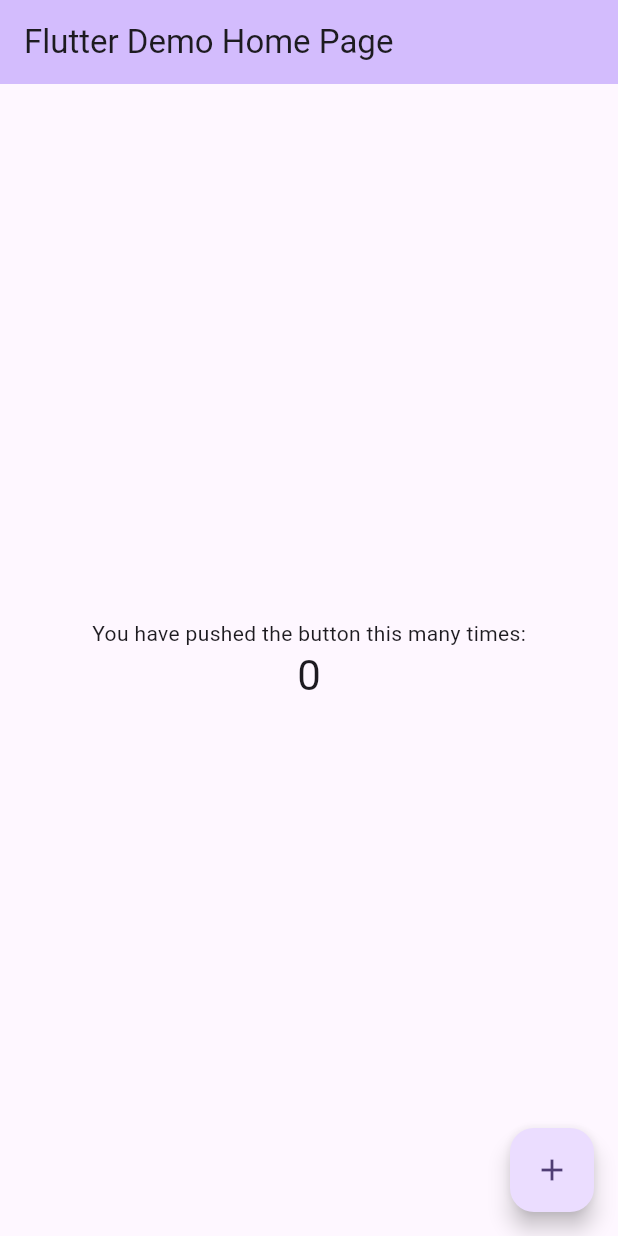
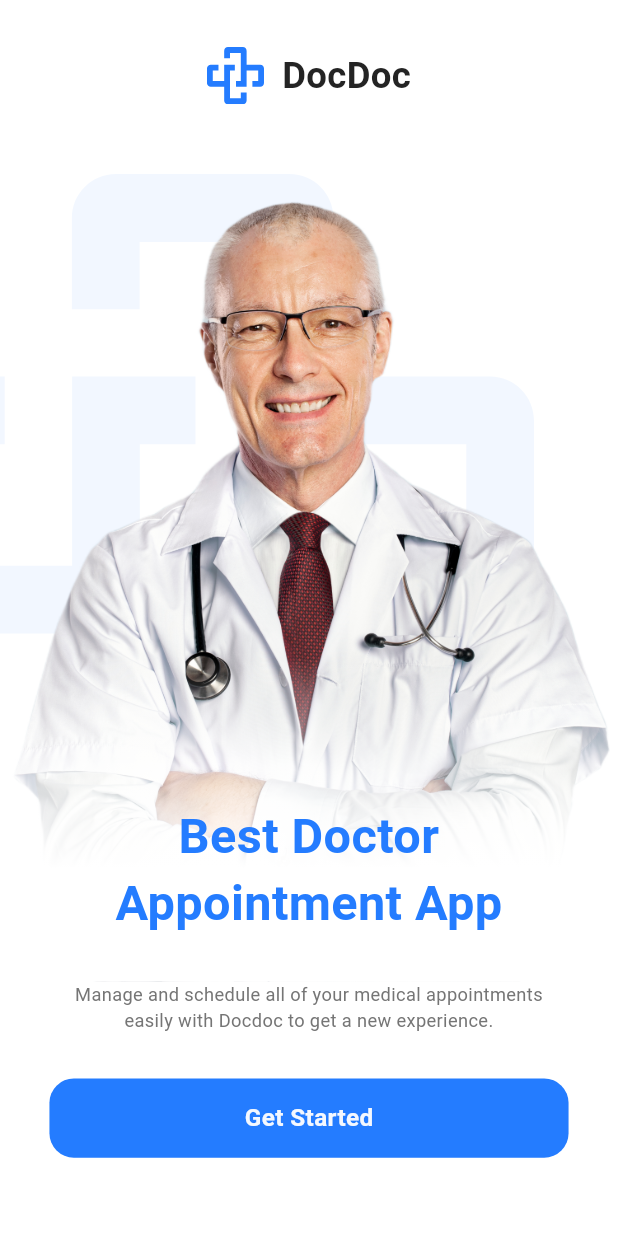
Before and after one commit to aymanshawqi360/docdoc, a Flutter app: the screen it shows after launch, on a phone screen of 412 x 824 dp. Run offline on Flutter 3.47's test engine with Material 3 defaults, Android fonts, the phone set to English and light mode, and no system bars; our stand-ins replace flutter_screenutil, flutter_svg.

Commit message:
- added get_startedButton to page onboarding. - added a image and name doctor to page onboarding. - added logo and logo name to page onboarding - added an onboarding screen. - added a style file  to theming. - added a style & font_weight_helper & color file  to theming. - added  routes and app router to  routing folder. - added a spacing & extension & app assets file  to theming. - added images and svg   to  assets folder.

```diff
--- /dev/null
+++ b/lib/core/helpers/app_assets.dart
@@ -0,0 +1,10 @@
+class AppAssets {
+  AppAssets._();
+  static final AppAssets _instance = AppAssets._();
+  factory AppAssets() => _instance;
+  String onboardingDocdocLogoSvg = "assets/svg/docdoc-logo.svg";
+  String onboardingDocdocLogoLowTransparency =
+      "assets/svg/docdoc_logo_low_transparency.svg";
+
+  String onboardingDoctor = "assets/images/onboarding_doctor.png";
+}
--- /dev/null
+++ b/lib/core/helpers/extension.dart
@@ -0,0 +1,20 @@
+import 'package:flutter/material.dart';
+
+extension Navigation on BuildContext {
+  Future<dynamic> pushNamed(String routeName, {Object? arguments}) {
+    return Navigator.of(this).pushNamed(routeName, arguments: arguments);
+  }
+
+  Future<dynamic> pushReplacementNamed(String routeName, {Object? arguments}) {
+    return Navigator.of(this)
+        .pushReplacementNamed(routeName, arguments: arguments);
+  }
+
+  Future<dynamic> pushNamedAndRemoveUntil(String routeName,
+      {Object? arguments, required RoutePredicate predicate}) {
+    return Navigator.of(this)
+        .pushNamedAndRemoveUntil(routeName, predicate, arguments: arguments);
+  }
+
+  void pop() => Navigator.of(this).pop();
+}
--- /dev/null
+++ b/lib/core/helpers/spacing.dart
@@ -0,0 +1,10 @@
+import 'package:flutter/material.dart';
+import 'package:flutter_screenutil/flutter_screenutil.dart';
+
+SizedBox verticalSpace(double height) => SizedBox(
+      height: height.h,
+    );
+
+SizedBox horizontalSpace(double wight) => SizedBox(
+      width: wight.w,
+    );
--- /dev/null
+++ b/lib/core/routing/app_router.dart
@@ -0,0 +1,15 @@
+import 'package:docdoc/core/routing/routes.dart';
+import 'package:docdoc/features/onboarding/onboarding_screen.dart';
+import 'package:flutter/material.dart';
+
+class AppRouter {
+  Route? generateRoute(RouteSettings settings) {
+    switch (settings.name) {
+      case Routes.onboarding:
+        return MaterialPageRoute(builder: (_) => const OnboardingScreen());
+
+      default:
+        null;
+    }
+  }
+}
--- /dev/null
+++ b/lib/core/routing/routes.dart
@@ -0,0 +1,3 @@
+class Routes {
+  static const onboarding = "/onboarding";
+}
--- /dev/null
+++ b/lib/core/theming/colors.dart
@@ -0,0 +1,12 @@
+import 'package:flutter/material.dart';
+
+class ColorsManager {
+  static const Color blue = Color(0xFF247CFF);
+  static const Color lightBlue = Color(0xFFF4F8FF);
+  static const Color darkBlue = Color(0xFF242424);
+  static const Color gray = Color(0xFF757575);
+  static const Color lightGray = Color(0xFFC2C2C2);
+  static const Color lighterGray = Color(0xFFEDEDED);
+  static const Color moreLightGray = Color(0xFFFDFDFF);
+  static const Color moreLighterGray = Color(0xFFF5F5F5);
+}
--- /dev/null
+++ b/lib/core/theming/font_weight_helper.dart
@@ -0,0 +1,12 @@
+import 'package:flutter/material.dart';
+
+class FontWeightHelper {
+  static const FontWeight thin = FontWeight.w100;
+  static const FontWeight extraLight = FontWeight.w200;
+  static const FontWeight light = FontWeight.w300;
+  static const FontWeight regular = FontWeight.w400;
+  static const FontWeight medium = FontWeight.w500;
+  static const FontWeight semiBold = FontWeight.w600;
+  static const FontWeight bold = FontWeight.w700;
+  static const FontWeight extraBold = FontWeight.w800;
+}
--- /dev/null
+++ b/lib/core/theming/styles.dart
@@ -0,0 +1,23 @@
+import 'package:docdoc/core/theming/colors.dart';
+import 'package:docdoc/core/theming/font_weight_helper.dart';
+import 'package:flutter/material.dart';
+import 'package:flutter_screenutil/flutter_screenutil.dart';
+
+class TextStyles {
+  static TextStyle font24DarkBlueBold = TextStyle(
+      fontSize: 24.sp,
+      fontWeight: FontWeightHelper.bold,
+      color: ColorsManager.darkBlue);
+  static TextStyle font32BlueBold = TextStyle(
+      fontSize: 32.sp,
+      fontWeight: FontWeightHelper.bold,
+      color: ColorsManager.blue);
+  static TextStyle font12GrayRegular = TextStyle(
+      fontSize: 12.sp,
+      fontWeight: FontWeightHelper.regular,
+      color: ColorsManager.gray);
+  static TextStyle font16LightBlueSemiBold = TextStyle(
+      fontSize: 16.sp,
+      fontWeight: FontWeightHelper.semiBold,
+      color: ColorsManager.lightBlue);
+}
--- /dev/null
+++ b/lib/docdoc_app.dart
@@ -0,0 +1,25 @@
+import 'package:docdoc/core/routing/app_router.dart';
+import 'package:docdoc/core/routing/routes.dart';
+import 'package:flutter/material.dart';
+import 'package:flutter_screenutil/flutter_screenutil.dart';
+
+class DocdocApp extends StatelessWidget {
+  final AppRouter appRouter;
+  const DocdocApp({super.key, required this.appRouter});
+
+  @override
+  Widget build(BuildContext context) {
+    return ScreenUtilInit(
+      designSize: const Size(375, 812),
+      minTextAdapt: true,
+      builder: (context, child) {
+        return MaterialApp(
+          theme: ThemeData(scaffoldBackgroundColor: Colors.white),
+          debugShowCheckedModeBanner: false,
+          initialRoute: Routes.onboarding,
+          onGenerateRoute: appRouter.generateRoute,
+        );
+      },
+    );
+  }
+}
--- /dev/null
+++ b/lib/features/onboarding/onboarding_screen.dart
@@ -0,0 +1,49 @@
+import 'package:docdoc/core/helpers/spacing.dart';
+import 'package:docdoc/features/onboarding/widget/docdoc_logo_and_name.dart';
+import 'package:docdoc/features/onboarding/widget/doctor_image_text.dart';
+import 'package:docdoc/features/onboarding/widget/get_started_button.dart';
+import 'package:flutter/material.dart';
+import 'package:flutter_screenutil/flutter_screenutil.dart';
+
+import '../../core/theming/styles.dart';
+
+class OnboardingScreen extends StatelessWidget {
+  const OnboardingScreen({super.key});
+
+  @override
+  Widget build(BuildContext context) {
+    return Scaffold(
+      // backgroundColor: Colors.white,
+      body: SafeArea(
+          child: SingleChildScrollView(
+        child: Padding(
+          padding: EdgeInsets.only(top: 30.h, bottom: 30.h),
+          child: Column(
+            children: [
+              const DocdocLogoAndName(),
+              SizedBox(
+                height: 45.h,
+              ),
+              const DoctorImageAndText(),
+              Padding(
+                  padding: EdgeInsets.symmetric(
+                    horizontal: 30.w,
+                  ),
+                  child: Column(
+                    children: [
+                      Text(
+                        'Manage and schedule all of your medical appointments easily with Docdoc to get a new experience.',
+                        style: TextStyles.font12GrayRegular,
+                        textAlign: TextAlign.center,
+                      ),
+                      verticalSpace(30),
+                      const GetStartedButton()
+                    ],
+                  )),
+            ],
+          ),
+        ),
+      )),
+    );
+  }
+}
--- /dev/null
+++ b/lib/features/onboarding/widget/docdoc_logo_and_name.dart
@@ -0,0 +1,25 @@
+import 'package:docdoc/core/helpers/app_assets.dart';
+import 'package:flutter/material.dart';
+import 'package:flutter_screenutil/flutter_screenutil.dart';
+import 'package:flutter_svg/svg.dart';
+
+import '../../../core/theming/styles.dart';
+
+class DocdocLogoAndName extends StatelessWidget {
+  const DocdocLogoAndName({super.key});
+
+  @override
+  Widget build(BuildContext context) {
+    return Row(
+      mainAxisAlignment: MainAxisAlignment.center,
+      children: [
+        SvgPicture.asset(AppAssets().onboardingDocdocLogoSvg),
+        SizedBox(width: 10.w),
+        Text(
+          'DocDoc',
+          style: TextStyles.font24DarkBlueBold,
+        ),
+      ],
+    );
+  }
+}
--- /dev/null
+++ b/lib/features/onboarding/widget/doctor_image_text.dart
@@ -0,0 +1,44 @@
+import 'package:docdoc/core/helpers/app_assets.dart';
+import 'package:flutter/material.dart';
+import 'package:flutter_svg/flutter_svg.dart';
+
+import '../../../core/theming/styles.dart';
+
+class DoctorImageAndText extends StatelessWidget {
+  const DoctorImageAndText({super.key});
+
+  @override
+  Widget build(BuildContext context) {
+    return Stack(
+      children: [
+        SvgPicture.asset(AppAssets().onboardingDocdocLogoLowTransparency),
+        Container(
+          foregroundDecoration: BoxDecoration(
+            gradient: LinearGradient(
+              colors: [
+                Colors.white,
+                Colors.white.withOpacity(0.0),
+              ],
+              begin: Alignment.bottomCenter,
+              end: Alignment.topCenter,
+              stops: const [0.14, 0.4],
+            ),
+          ),
+          child: Image.asset(AppAssets().onboardingDoctor),
+        ),
+        Positioned(
+          bottom: 30,
+          left: 0,
+          right: 0,
+          child: Text(
+            'Best Doctor\nAppointment App',
+            textAlign: TextAlign.center,
+            style: TextStyles.font32BlueBold.copyWith(
+              height: 1.4,
+            ),
+          ),
+        ),
+      ],
+    );
+  }
+}
--- /dev/null
+++ b/lib/features/onboarding/widget/get_started_button.dart
@@ -0,0 +1,29 @@
+import 'package:docdoc/core/theming/colors.dart';
+import 'package:docdoc/core/theming/styles.dart';
+import 'package:flutter/material.dart';
+import 'package:flutter_screenutil/flutter_screenutil.dart';
+
+class GetStartedButton extends StatelessWidget {
+  const GetStartedButton({
+    super.key,
+  });
+
+  @override
+  Widget build(BuildContext context) {
+    return GestureDetector(
+      onTap: () {},
+      child: Container(
+        width: double.infinity,
+        height: 52.h,
+        decoration: BoxDecoration(
+            color: ColorsManager.blue,
+            borderRadius: BorderRadius.circular(16.r)),
+        child: Center(
+            child: Text(
+          "Get Started",
+          style: TextStyles.font16LightBlueSemiBold,
+        )),
+      ),
+    );
+  }
+}
--- a/lib/main.dart
+++ b/lib/main.dart
@@ -1,125 +1,9 @@
+import 'package:docdoc/core/routing/app_router.dart';
+import 'package:docdoc/docdoc_app.dart';
 import 'package:flutter/material.dart';
 
 void main() {
-  runApp(const MyApp());
+  runApp(DocdocApp(
+    appRouter: AppRouter(),
+  ));
 }
-
-class MyApp extends StatelessWidget {
-  const MyApp({super.key});
-
-  // This widget is the root of your application.
-  @override
-  Widget build(BuildContext context) {
-    return MaterialApp(
-      title: 'Flutter Demo',
-      theme: ThemeData(
-        // This is the theme of your application.
-        //
-        // TRY THIS: Try running your application with "flutter run". You'll see
-        // the application has a purple toolbar. Then, without quitting the app,
-        // try changing the seedColor in the colorScheme below to Colors.green
-        // and then invoke "hot reload" (save your changes or press the "hot
-        // reload" button in a Flutter-supported IDE, or press "r" if you used
-        // the command line to start the app).
-        //
-        // Notice that the counter didn't reset back to zero; the application
-        // state is not lost during the reload. To reset the state, use hot
-        // restart instead.
-        //
-        // This works for code too, not just values: Most code changes can be
-        // tested with just a hot reload.
-        colorScheme: ColorScheme.fromSeed(seedColor: Colors.deepPurple),
-        useMaterial3: true,
-      ),
-      home: const MyHomePage(title: 'Flutter Demo Home Page'),
-    );
-  }
-}
-
-class MyHomePage extends StatefulWidget {
-  const MyHomePage({super.key, required this.title});
-
-  // This widget is the home page of your application. It is stateful, meaning
-  // that it has a State object (defined below) that contains fields that affect
-  // how it looks.
-
-  // This class is the configuration for the state. It holds the values (in this
-  // case the title) provided by the parent (in this case the App widget) and
-  // used by the build method of the State. Fields in a Widget subclass are
-  // always marked "final".
-
-  final String title;
-
-  @override
-  State<MyHomePage> createState() => _MyHomePageState();
-}
-
-class _MyHomePageState extends State<MyHomePage> {
-  int _counter = 0;
-
-  void _incrementCounter() {
-    setState(() {
-      // This call to setState tells the Flutter framework that something has
-      // changed in this State, which causes it to rerun the build method below
-      // so that the display can reflect the updated values. If we changed
-      // _counter without calling setState(), then the build method would not be
-      // called again, and so nothing would appear to happen.
-      _counter++;
-    });
-  }
-
-  @override
-  Widget build(BuildContext context) {
-    // This method is rerun every time setState is called, for instance as done
-    // by the _incrementCounter method above.
-    //
-    // The Flutter framework has been optimized to make rerunning build methods
-    // fast, so that you can just rebuild anything that needs updating rather
-    // than having to individually change instances of widgets.
-    return Scaffold(
-      appBar: AppBar(
-        // TRY THIS: Try changing the color here to a specific color (to
-        // Colors.amber, perhaps?) and trigger a hot reload to see the AppBar
-        // change color while the other colors stay the same.
-        backgroundColor: Theme.of(context).colorScheme.inversePrimary,
-        // Here we take the value from the MyHomePage object that was created by
-        // the App.build method, and use it to set our appbar title.
-        title: Text(widget.title),
-      ),
-      body: Center(
-        // Center is a layout widget. It takes a single child and positions it
-        // in the middle of the parent.
-        child: Column(
-          // Column is also a layout widget. It takes a list of children and
-          // arranges them vertically. By default, it sizes itself to fit its
-          // children horizontally, and tries to be as tall as its parent.
-          //
-          // Column has various properties to control how it sizes itself and
-          // how it positions its children. Here we use mainAxisAlignment to
-          // center the children vertically; the main axis here is the vertical
-          // axis because Columns are vertical (the cross axis would be
-          // horizontal).
-          //
-          // TRY THIS: Invoke "debug painting" (choose the "Toggle Debug Paint"
-          // action in the IDE, or press "p" in the console), to see the
-          // wireframe for each widget.
-          mainAxisAlignment: MainAxisAlignment.center,
-          children: <Widget>[
-            const Text(
-              'You have pushed the button this many times:',
-            ),
-            Text(
-              '$_counter',
-              style: Theme.of(context).textTheme.headlineMedium,
-            ),
-          ],
-        ),
-      ),
-      floatingActionButton: FloatingActionButton(
-        onPressed: _incrementCounter,
-        tooltip: 'Increment',
-        child: const Icon(Icons.add),
-      ), // This trailing comma makes auto-formatting nicer for build methods.
-    );
-  }
-}
```
Also changed, not shown: pubspec.yaml (+10 -3 lines), assets/images/onboarding_doctor.png (added), assets/svg/docdoc-logo.svg (added), assets/svg/docdoc_logo_low_transparency.svg (added), pubspec.lock, 1 other file.
